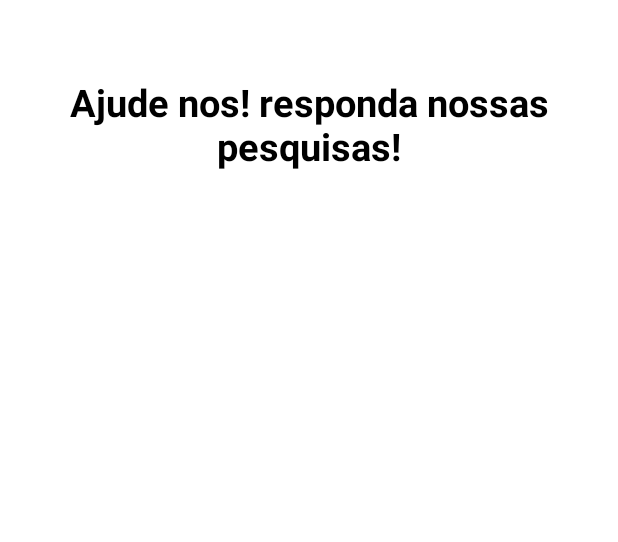
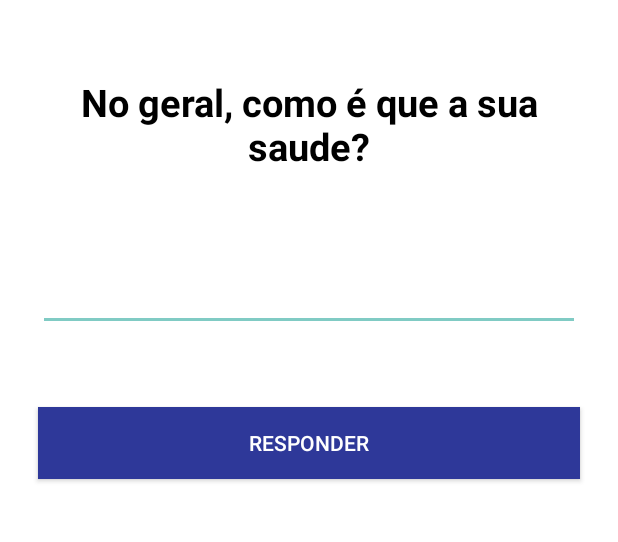
Before and after one commit to siilas/letusknow, an Android app: the screen it shows after launch (QuestionarioActivity), after a tap on "COMEÇAR!", on a phone screen of 412 x 824 dp, the part 135-677 px from its top. Run offline under Robolectric (Android 15) with nearby library versions, the phone set to English and light mode, and no system bars.

```diff
--- a/app/src/main/java/br/com/silas/letusknow/activity/QuestionarioActivity.java
+++ b/app/src/main/java/br/com/silas/letusknow/activity/QuestionarioActivity.java
@@ -2,19 +2,71 @@ package br.com.silas.letusknow.activity;
 
 import android.os.Bundle;
 import android.support.v7.app.AppCompatActivity;
+import android.view.View;
+import android.widget.Button;
+import android.widget.EditText;
+import android.widget.TextView;
 
 import br.com.silas.letusknow.R;
 import br.com.silas.letusknow.dao.QuestionarioDao;
+import br.com.silas.letusknow.model.Controlador;
+import br.com.silas.letusknow.model.Questao;
+import br.com.silas.letusknow.utils.ListUtils;
 
 public class QuestionarioActivity extends AppCompatActivity {
 
-    private QuestionarioDao dao = new QuestionarioDao();
+    private QuestionarioDao dao;
+    private Controlador controlador;
 
     @Override
     protected void onCreate(Bundle savedInstanceState) {
         super.onCreate(savedInstanceState);
         setContentView(R.layout.activity_questionario);
-        dao.buscarQuestoes();
+        dao = new QuestionarioDao(this);
+        controlador = new Controlador();
+        Button botaoProximo = (Button) findViewById(R.id.botao_next);
+        botaoProximo.setOnClickListener(new View.OnClickListener() {
+
+            @Override
+            public void onClick(View view) {
+                responder();
+            }
+
+        });
+    }
+
+    @Override
+    protected void onStart() {
+        super.onStart();
+        controlador.getQuestoes().addAll(dao.buscarQuestoes());
+        if (ListUtils.isNotEmpty(controlador.getQuestoes())) {
+            preencherTela(controlador.getQuestaoAtual());
+        }
+    }
+
+    private void preencherTela(Questao questao) {
+        TextView descricao = (TextView) findViewById(R.id.question);
+        if (descricao != null) {
+            descricao.setContentDescription(questao.getDescricao());
+            descricao.setText(questao.getDescricao());
+        }
+        EditText resposta = (EditText) findViewById(R.id.answer);
+        if (resposta != null) {
+            resposta.setContentDescription(questao.getResposta());
+            resposta.setText(questao.getResposta());
+        }
+    }
+
+    private void responder() {
+        dao.salvarResposta(controlador.setResposta(findViewById(R.id.answer)));
+        if (controlador.deveConcluir()) {
+            concluir();
+        } else {
+            preencherTela(controlador.getProximaQuestao());
+        }
+    }
+
+    private void concluir() {
     }
 
 }
--- a/app/src/main/java/br/com/silas/letusknow/dao/QuestionarioDao.java
+++ b/app/src/main/java/br/com/silas/letusknow/dao/QuestionarioDao.java
@@ -1,9 +1,77 @@
 package br.com.silas.letusknow.dao;
+
+import android.content.ContentValues;
+import android.content.Context;
+import android.database.Cursor;
+import android.database.sqlite.SQLiteDatabase;
+import android.util.Log;
+
+import java.util.ArrayList;
+import java.util.List;
+
+import br.com.silas.letusknow.db.DatabaseHelper;
+import br.com.silas.letusknow.model.Questao;
+import br.com.silas.letusknow.utils.ArrayUtils;
 
 public class QuestionarioDao {
 
-    public void buscarQuestoes() {
+    private static SQLiteDatabase db;
 
+    public QuestionarioDao(Context context) {
+        if (db == null) {
+            db = new DatabaseHelper(context).getWritableDatabase();
+        }
+    }
+
+    public static void inserirQuestoes(SQLiteDatabase db, String[] descricoes) {
+        if (ArrayUtils.isNotEmpty(descricoes)) {
+            db.beginTransactionNonExclusive();
+            try {
+                for (String descricao : descricoes) {
+                    ContentValues content = new ContentValues();
+                    content.put("DESCRICAO", descricao);
+                    content.put("RESPOSTA", "");
+                    db.insert("QUESTOES", null, content);
+                }
+                db.setTransactionSuccessful();
+            } catch (Exception e) {
+                Log.e("[LetUsKnow]", "Erro ao inserir questões", e);
+            }
+            db.endTransaction();
+        }
+    }
+
+    public List<Questao> buscarQuestoes() {
+        db.beginTransactionNonExclusive();
+        Cursor cursor = db.query("QUESTOES",
+                new String[] { "CODIGO", "DESCRICAO", "RESPOSTA" },
+                null,
+                null,
+                null,
+                null,
+                "CODIGO ASC");
+        List<Questao> questoes = new ArrayList<>();
+        if (cursor.moveToFirst()) {
+            do {
+                Questao questao = new Questao();
+                questao.setId(cursor.getInt(0));
+                questao.setDescricao(cursor.getString(1));
+                questao.setResposta(cursor.getString(2));
+                questoes.add(questao);
+            } while (cursor.moveToNext());
+        }
+        cursor.close();
+        db.endTransaction();
+        return questoes;
+    }
+
+    public void salvarResposta(Questao questao) {
+        db.beginTransactionNonExclusive();
+        ContentValues values = new ContentValues();
+        values.put("RESPOSTA", questao.getResposta());
+        db.update("QUESTOES", values, "CODIGO = ?", new String[] { String.valueOf(questao.getId()) });
+        db.setTransactionSuccessful();
+        db.endTransaction();
     }
 
 }
--- /dev/null
+++ b/app/src/main/java/br/com/silas/letusknow/db/DatabaseHelper.java
@@ -0,0 +1,41 @@
+package br.com.silas.letusknow.db;
+
+import android.content.Context;
+import android.database.sqlite.SQLiteDatabase;
+import android.database.sqlite.SQLiteOpenHelper;
+
+import br.com.silas.letusknow.dao.QuestionarioDao;
+
+public class DatabaseHelper extends SQLiteOpenHelper {
+
+    private static final int DBVERSION = 1;
+    private static final String DBNAME = "LetUsKnow.db";
+    private static final String[] QUESTOES = new String[] { "No geral, como é que a sua saude?",
+            "Comparando com um ano atrás, como você diria que a sua saúde está hoje?",
+            "Quanta dor no corpo você sentiu durante as últimas semanas?",
+            "Há limitação de atividades devido ao seu estado de saúde atual?",
+            "Qual a interferência da dor durante o seu dia-a-dia?" };
+
+    private Context context;
+
+    public DatabaseHelper(Context context) {
+        super(context, DBNAME, null, DBVERSION);
+        this.context = context;
+    }
+
+    @Override
+    public void onCreate(SQLiteDatabase db) {
+        db.execSQL("CREATE TABLE QUESTOES ( " +
+                " CODIGO INTEGER PRIMARY KEY AUTOINCREMENT," +
+                " DESCRICAO TEXT," +
+                " RESPOSTA TEXT ); ");
+        QuestionarioDao.inserirQuestoes(db, QUESTOES);
+    }
+
+    @Override
+    public void onUpgrade(SQLiteDatabase db, int oldVersion, int newVersion) {
+        db.execSQL("DROP TABLE IF EXISTS QUESTOES");
+        onCreate(db);
+    }
+
+}
--- /dev/null
+++ b/app/src/main/java/br/com/silas/letusknow/model/Controlador.java
@@ -0,0 +1,47 @@
+package br.com.silas.letusknow.model;
+
+import android.view.View;
+import android.widget.EditText;
+
+import java.util.ArrayList;
+import java.util.List;
+
+public class Controlador {
+
+    private Integer questaoAtual;
+    private List<Questao> questoes;
+
+    public Controlador() {
+        questaoAtual = 0;
+    }
+
+    public Questao getQuestaoAtual() {
+        return questoes.get(questaoAtual);
+    }
+
+    public List<Questao> getQuestoes() {
+        if (questoes == null) {
+            questoes = new ArrayList<>();
+        }
+        return questoes;
+    }
+
+    public boolean deveConcluir() {
+        return (questaoAtual + 1) >= questoes.size();
+    }
+
+    public Questao getProximaQuestao() {
+        questaoAtual++;
+        return getQuestaoAtual();
+    }
+
+    public Questao setResposta(View view) {
+        Questao questao = getQuestaoAtual();
+        EditText resposta = (EditText) view;
+        if (resposta != null) {
+            questao.setResposta(String.valueOf(resposta.getText()));
+        }
+        return questao;
+    }
+
+}
--- /dev/null
+++ b/app/src/main/java/br/com/silas/letusknow/model/Questao.java
@@ -0,0 +1,33 @@
+package br.com.silas.letusknow.model;
+
+public class Questao {
+
+    private Integer id;
+    private String descricao;
+    private String resposta;
+
+    public Integer getId() {
+        return id;
+    }
+
+    public void setId(Integer id) {
+        this.id = id;
+    }
+
+    public String getDescricao() {
+        return descricao;
+    }
+
+    public void setDescricao(String descricao) {
+        this.descricao = descricao;
+    }
+
+    public String getResposta() {
+        return resposta;
+    }
+
+    public void setResposta(String resposta) {
+        this.resposta = resposta;
+    }
+
+}
--- /dev/null
+++ b/app/src/main/java/br/com/silas/letusknow/utils/ArrayUtils.java
@@ -0,0 +1,12 @@
+package br.com.silas.letusknow.utils;
+
+public class ArrayUtils {
+
+    private ArrayUtils() {
+    }
+
+    public static boolean isNotEmpty(Object[] array) {
+        return array != null && array.length > 0;
+    }
+
+}
--- /dev/null
+++ b/app/src/main/java/br/com/silas/letusknow/utils/ListUtils.java
@@ -0,0 +1,14 @@
+package br.com.silas.letusknow.utils;
+
+import java.util.List;
+
+public class ListUtils {
+
+    private ListUtils() {
+    }
+
+    public static boolean isNotEmpty(List<?> list) {
+        return list != null && !list.isEmpty();
+    }
+
+}
--- a/app/src/main/res/layout/activity_main.xml
+++ b/app/src/main/res/layout/activity_main.xml
@@ -44,11 +44,11 @@
 
     <Button
         android:id="@+id/botao_start"
-        android:layout_width="wrap_content"
+        android:layout_width="match_parent"
         android:layout_height="wrap_content"
         android:layout_below="@+id/message"
         android:layout_centerHorizontal="true"
-        android:layout_marginTop="35dp"
+        android:layout_margin="25dp"
         android:accessibilityLiveRegion="polite"
         android:background="#2e3899"
         android:contentDescription="@string/start_description"
--- a/app/src/main/res/layout/activity_questionario.xml
+++ b/app/src/main/res/layout/activity_questionario.xml
@@ -34,12 +34,36 @@
         android:layout_below="@+id/title"
         android:layout_margin="25dp"
         android:accessibilityLiveRegion="polite"
-        android:contentDescription="@string/message"
         android:focusable="true"
         android:gravity="center"
-        android:text="@string/message"
         android:textColor="#000"
         android:textSize="25dp"
         android:textStyle="bold" />
 
+    <EditText
+        android:id="@+id/answer"
+        android:layout_width="match_parent"
+        android:layout_height="wrap_content"
+        android:layout_below="@+id/question"
+        android:layout_margin="25dp"
+        android:accessibilityLiveRegion="polite"
+        android:focusable="true"
+        android:gravity="center"
+        android:textColor="#2e3899"
+        android:textSize="25dp" />
+
+    <Button
+        android:id="@+id/botao_next"
+        android:layout_width="match_parent"
+        android:layout_height="wrap_content"
+        android:layout_below="@+id/answer"
+        android:layout_centerHorizontal="true"
+        android:layout_margin="25dp"
+        android:accessibilityLiveRegion="polite"
+        android:background="#2e3899"
+        android:contentDescription="@string/responder_description"
+        android:focusable="true"
+        android:text="@string/responder"
+        android:textColor="#FFF" />
+
 </RelativeLayout>
--- a/app/src/main/res/values/strings.xml
+++ b/app/src/main/res/values/strings.xml
@@ -6,8 +6,7 @@
     <string name="start">Começar!</string>
     <string name="start_description">Botão para começar o questionário</string>
     <string name="title_activity_questionario">QuestionarioActivity</string>
-
-    <!-- TODO: Remove or change this placeholder text -->
-    <string name="hello_blank_fragment">Hello blank fragment</string>
+    <string name="responder">Responder</string>
+    <string name="responder_description">Responder a questão</string>
 
 </resources>
```
